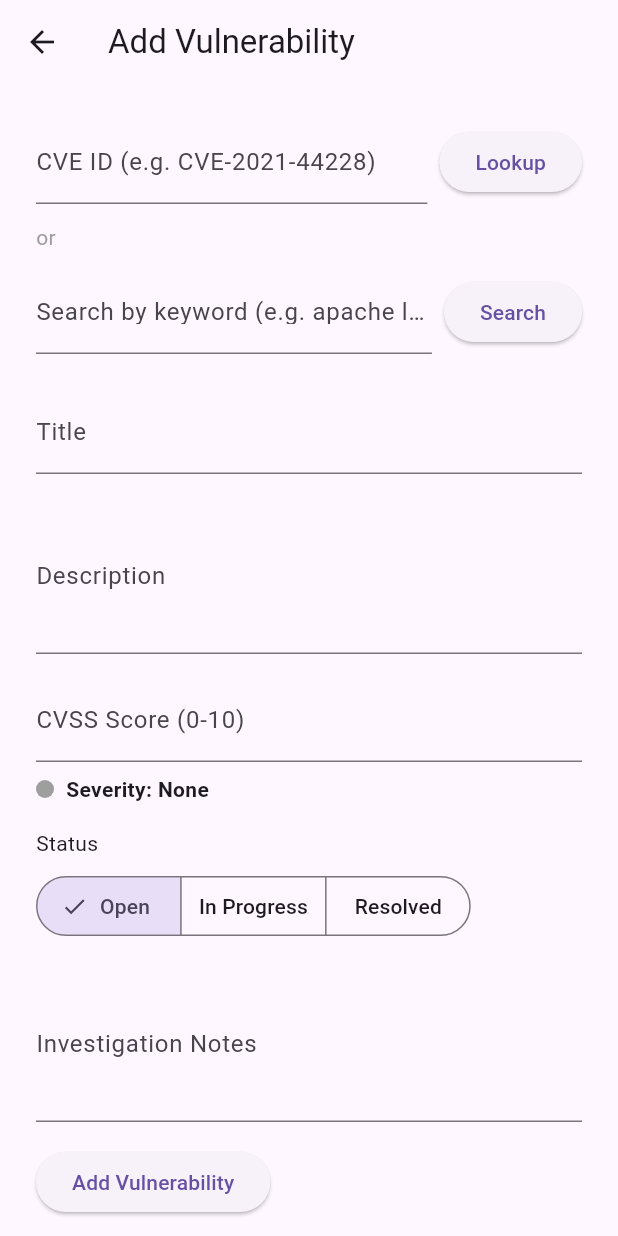
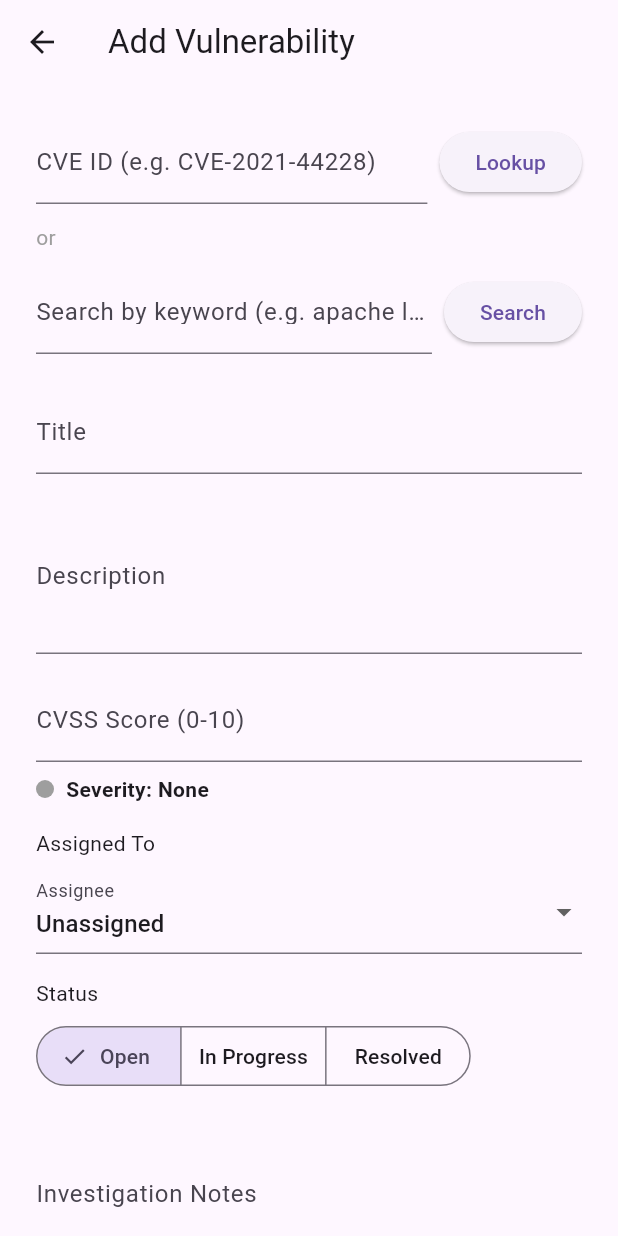
Before and after one commit to RafaellGramata/vulnera, a Flutter app: the AddEditVulnerabilityScreen screen opened directly with empty values, on a phone screen of 412 x 824 dp. Run offline on Flutter 3.47's test engine with Material 3 defaults, Android fonts, the phone set to English and light mode, and no system bars; our stand-ins replace cloud_firestore, firebase_auth, firebase_core, fl_chart, pdf, printing; accounts and stored records are empty.

Commit message:
impld: vulnerability assignment

```diff
--- a/lib/models/vulnerability.dart
+++ b/lib/models/vulnerability.dart
@@ -9,6 +9,7 @@ class Vulnerability {
   final double cvssScore;
   final String status;
   final String notes;
+  final String? assignedTo; // uid of the analyst/admin responsible, or null if unassigned
   final DateTime createdAt;
 
   Vulnerability({
@@ -20,6 +21,7 @@ class Vulnerability {
     required this.cvssScore,
     required this.status,
     required this.notes,
+    this.assignedTo,
     required this.createdAt,
   });
 
@@ -35,6 +37,7 @@ class Vulnerability {
       cvssScore: (data['cvssScore'] ?? 0).toDouble(),
       status: data['status'] ?? 'Open',
       notes: data['notes'] ?? '',
+      assignedTo: data['assignedTo'],
       createdAt: (data['createdAt'] as Timestamp?)?.toDate() ?? DateTime.now(),
     );
   }
--- a/lib/screens/add_edit_vulnerability_screen.dart
+++ b/lib/screens/add_edit_vulnerability_screen.dart
@@ -2,6 +2,8 @@ import 'package:flutter/material.dart';
 import '../models/vulnerability.dart';
 import '../services/vulnerability_service.dart';
 import '../services/cve_service.dart';
+import '../services/user_service.dart';
+import '../models/app_user.dart';
 
 class AddEditVulnerabilityScreen extends StatefulWidget {
   final String assetId;
@@ -33,6 +35,8 @@ class _AddEditVulnerabilityScreenState
   bool _isLookingUp = false;
   String? _lookupError;
   String? _formError;
+  final _userService = UserService();
+  String? _selectedAssignee; // stores the uid of the assigned user, or null
 
 String _selectedSeverity = 'None';
   String _selectedStatus = 'Open';
@@ -111,6 +115,7 @@ String _selectedSeverity = 'None';
       _notesController.text = existing.notes;
       _selectedSeverity = existing.severity;
       _selectedStatus = existing.status;
+      _selectedAssignee = existing.assignedTo;
     }
 
     // whenever the cvss field changes, recalculate severity automatically
@@ -263,6 +268,7 @@ String _selectedSeverity = 'None';
         cvssScore: cvssValue,
         status: _selectedStatus,
         notes: _notesController.text.trim(),
+        assignedTo: _selectedAssignee,
       );
     } else {
       // updating a vulnerability that already exists
@@ -275,6 +281,7 @@ String _selectedSeverity = 'None';
         cvssScore: cvssValue,
         status: _selectedStatus,
         notes: _notesController.text.trim(),
+        assignedTo: _selectedAssignee,
       );
     }
 
@@ -379,6 +386,40 @@ String _selectedSeverity = 'None';
               ],
             ),
             const SizedBox(height: 16),
+            const Text('Assigned To'),
+            const SizedBox(height: 8),
+            // shows a live list of admins/analysts who could be assigned this issue
+            StreamBuilder<List<AppUser>>(
+              stream: _userService.getAllUsers(),
+              builder: (context, snapshot) {
+                final assignableUsers = (snapshot.data ?? [])
+                    .where((u) => u.role == 'Admin' || u.role == 'Analyst')
+                    .toList();
+
+                return DropdownButtonFormField<String?>(
+                  value: _selectedAssignee,
+                  decoration: const InputDecoration(labelText: 'Assignee'),
+                  items: [
+                    const DropdownMenuItem<String?>(
+                      value: null,
+                      child: Text('Unassigned'),
+                    ),
+                    ...assignableUsers.map((user) {
+                      return DropdownMenuItem<String?>(
+                        value: user.uid,
+                        child: Text(user.email),
+                      );
+                    }),
+                  ],
+                  onChanged: (value) {
+                    setState(() {
+                      _selectedAssignee = value;
+                    });
+                  },
+                );
+              },
+            ),
+            const SizedBox(height: 16),
             const Text('Status'),
             const SizedBox(height: 8),
             // segmented button lets the user pick one of three fixed options at a glance
--- a/lib/screens/asset_detail_screen.dart
+++ b/lib/screens/asset_detail_screen.dart
@@ -132,7 +132,11 @@ class AssetDetailScreen extends StatelessWidget {
                           ),
                         ),
                         title: Text(vuln.title),
-                        subtitle: Text('${vuln.severity} · ${vuln.status}'),
+                        subtitle: Text(
+                          vuln.assignedTo != null
+                              ? '${vuln.severity} · ${vuln.status} · Assigned'
+                              : '${vuln.severity} · ${vuln.status} · Unassigned',
+                        ),
                         onTap: () {
                           Navigator.push(
                             context,
```
Also changed, not shown: lib/services/vulnerability_service.dart (+17 -0 lines).
